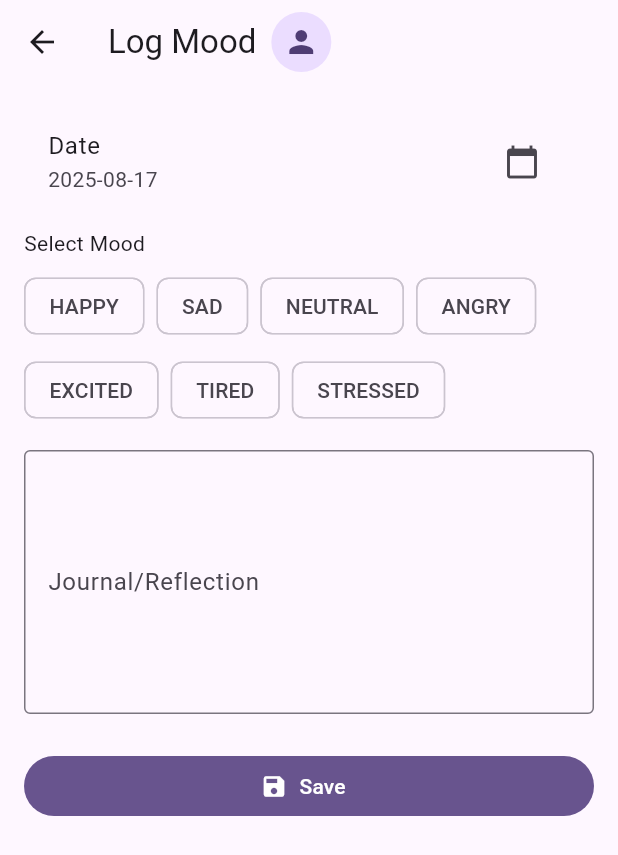
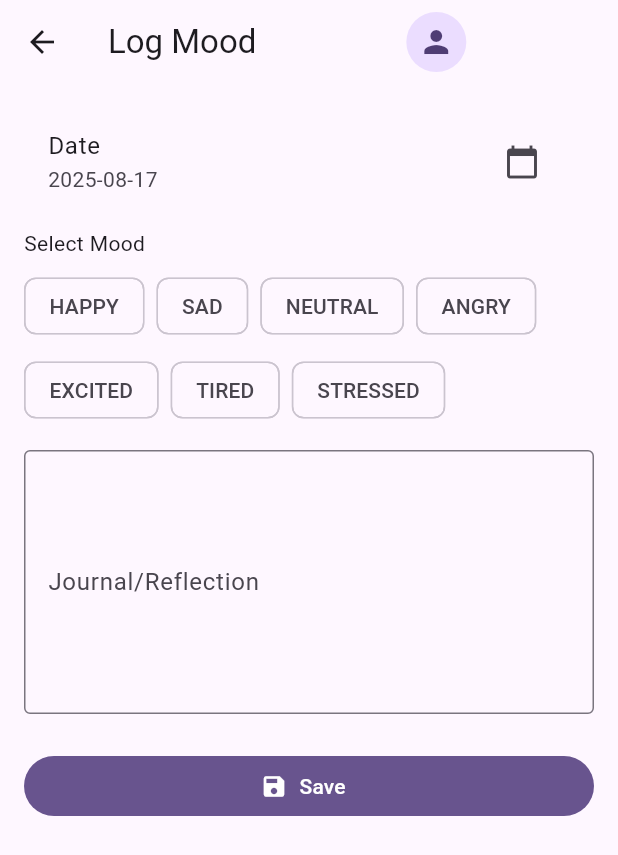
Before and after one commit to glenjaysondmello/FluentEdge, a Flutter app: the LogMoodScreen screen opened directly, on a phone screen of 412 x 824 dp. Shown: the top 855 px of the screen. Run offline on Flutter 3.47's test engine with Material 3 defaults, Android fonts, the phone set to English and light mode, and no system bars; our stand-ins replace firebase_auth, firebase_core, flutter_signin_button, google_sign_in, graphql_flutter; accounts and stored records are empty; generated files the repository leaves out were written again; network calls fail.

Commit message:
minor changes in ui of log and history screens

```diff
--- a/flutter_frontend/lib/graphql/graphql_documents.dart
+++ b/flutter_frontend/lib/graphql/graphql_documents.dart
@@ -4,6 +4,7 @@ const String logMoodMutation = r'''
 mutation LogMood($input: MoodLogInput!) {
   logMood(input: $input) {
     _id
+    date
     mood
     journalText
     sentimentScore
@@ -15,6 +16,7 @@ const String updateMoodMutation = r'''
 mutation UpdateMood($id: String!, $input: MoodLogInput!) {
   updateMood(id: $id, input: $input) {
     _id
+    date
     mood
     journalText
     sentimentScore
@@ -34,6 +36,7 @@ const String getTodayMoodQuery = r'''
 query GetTodayMood {
   getTodayMood {
     _id
+    date
     mood
     journalText
     sentimentScore
@@ -45,6 +48,7 @@ const String getMoodHistoryQuery = r'''
 query GetMoodHistory($range: DateRangeInput!) {
   getMoodHistory(range: $range) {
     _id
+    date
     mood
     journalText
     sentimentScore
--- a/flutter_frontend/lib/screens/log_mood_screen.dart
+++ b/flutter_frontend/lib/screens/log_mood_screen.dart
@@ -36,18 +36,18 @@ class _LogMoodScreenState extends State<LogMoodScreen> {
         title: Row(
           children: [
             Text('Log Mood'),
-            const SizedBox(width: 10),
+            const SizedBox(width: 100),
             if (user?.photoURL != null)
               CircleAvatar(backgroundImage: NetworkImage(user!.photoURL!))
             else
               CircleAvatar(child: Icon(Icons.person)),
 
-            const SizedBox(width: 1),
+            // const SizedBox(width: 1),
 
-            Text(
-              user?.displayName ?? 'Guest',
-              style: const TextStyle(fontSize: 18, fontWeight: FontWeight.w600),
-            ),
+            // Text(
+            //   user?.displayName ?? 'Guest',
+            //   style: const TextStyle(fontSize: 18, fontWeight: FontWeight.w600),
+            // ),
           ],
         ),
       ),
```
Also changed, not shown: flutter_frontend/lib/provider/auth_provider.dart (+11 -9 lines), flutter_frontend/lib/screens/history_screen.dart (+6 -6 lines).
